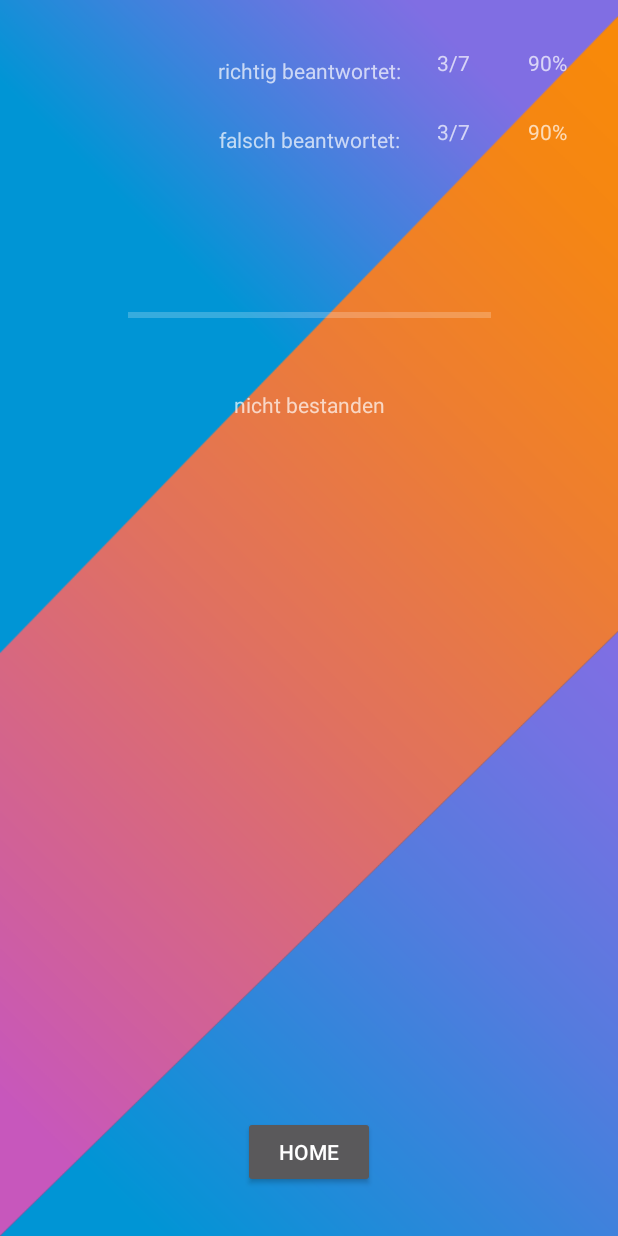
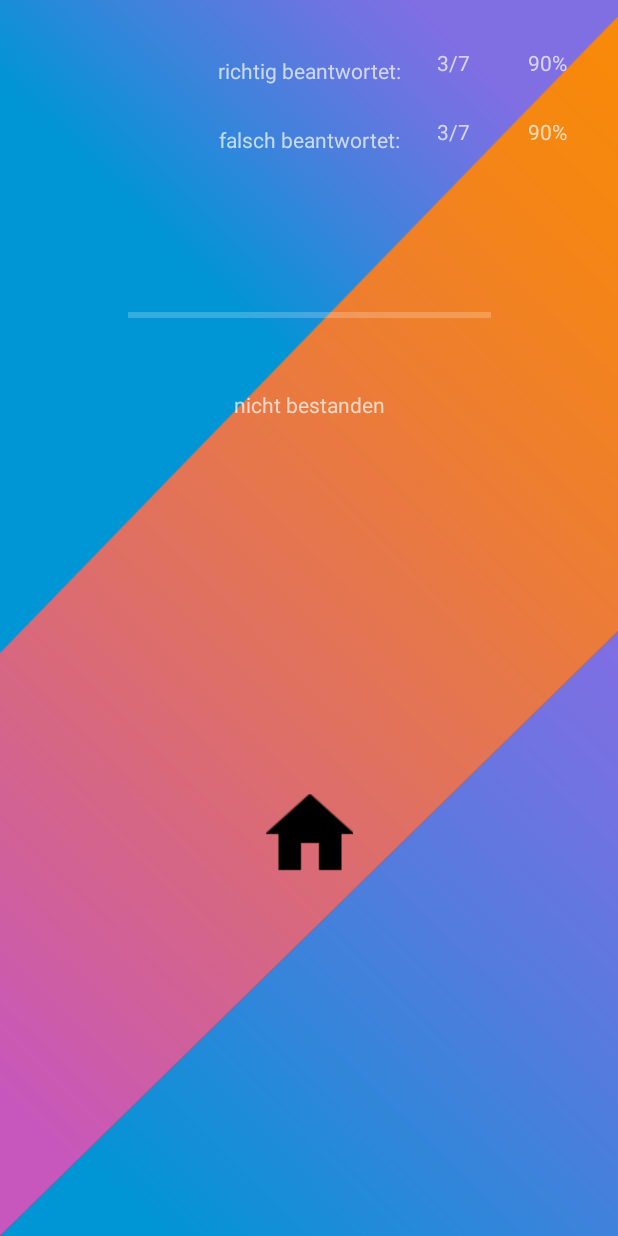
Before and after one commit to xVortal/QuizAppv2, an Android app: the StatisticView screen opened directly, with no data from a screen before it, on a phone screen of 412 x 824 dp. Run offline under Robolectric (Android 15) with nearby library versions, the phone set to English and light mode, and no system bars.

Commit message:
neuer home btn

```diff
--- a/app/src/main/res/layout/activity_statistic.xml
+++ b/app/src/main/res/layout/activity_statistic.xml
@@ -30,16 +30,6 @@
         app:layout_constraintEnd_toEndOf="parent"
         app:layout_constraintStart_toStartOf="parent"
         app:layout_constraintTop_toBottomOf="@+id/richtig" />
-
-    <Button
-        android:id="@+id/button"
-        android:layout_width="wrap_content"
-        android:layout_height="wrap_content"
-        android:layout_marginBottom="32dp"
-        android:text="home"
-        app:layout_constraintBottom_toBottomOf="parent"
-        app:layout_constraintEnd_toEndOf="parent"
-        app:layout_constraintStart_toStartOf="parent" />
 
     <TextView
         android:id="@+id/Status"
@@ -101,5 +91,16 @@
         app:layout_constraintStart_toStartOf="parent"
         app:layout_constraintTop_toBottomOf="@+id/falsch" />
 
+    <ImageButton
+        android:id="@+id/home"
+        android:layout_width="58dp"
+        android:layout_height="53dp"
+        android:layout_marginTop="250dp"
+        android:background="#0693D6"
+        android:backgroundTint="@android:color/transparent"
+        app:layout_constraintEnd_toEndOf="parent"
+        app:layout_constraintStart_toStartOf="parent"
+        app:layout_constraintTop_toBottomOf="@+id/Status"
+        app:srcCompat="@drawable/baseline_home_black_18" />
 
 </androidx.constraintlayout.widget.ConstraintLayout>
```
